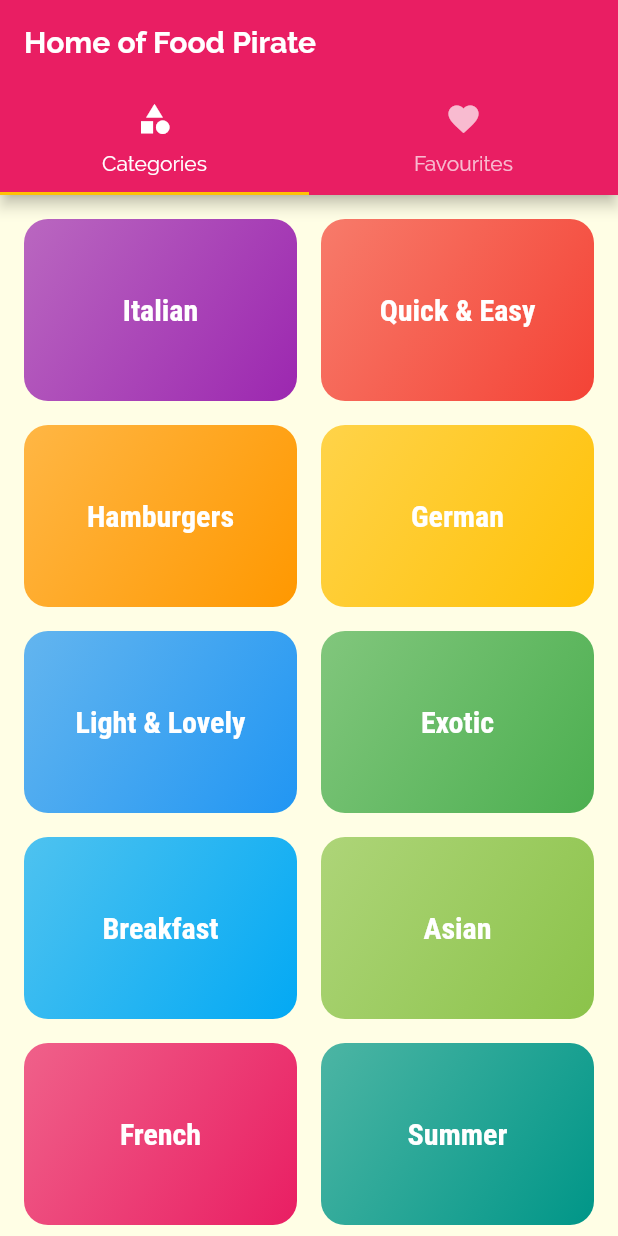
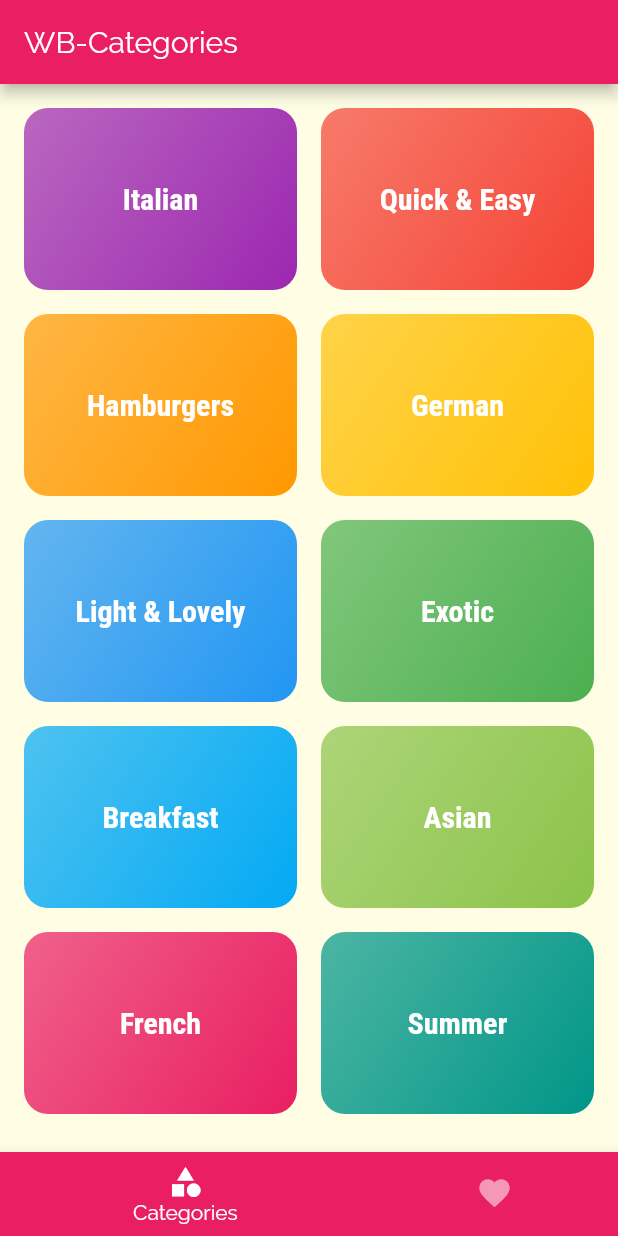
Before and after one commit to ImrulEmon/Meal-App, a Flutter app: the screen it shows after launch, on a phone screen of 412 x 824 dp. Run offline on Flutter 3.47's test engine with Material 2 defaults, Android fonts, the phone set to English and light mode, and no system bars.

Commit message:
Bottom Navigation Bar

```diff
--- a/lib/main.dart
+++ b/lib/main.dart
@@ -1,9 +1,10 @@
 import 'package:flutter/material.dart';
+import 'package:meal_app/screens/home_tabs_bottom_screen.dart';
 import 'screens/categories_screen.dart';
 import './screens/category_meals_screen.dart';
 import './screens/meal_detail_screen.dart';
 import './screens/error404_screen.dart';
-import './screens/tabs_screen.dart';
+import 'screens/alt_home_tabs_top_screen.dart';
 
 void main() {
   runApp(const MyApp());
@@ -33,7 +34,8 @@ class MyApp extends StatelessWidget {
       // home: const CategoriesScreen(),
       initialRoute: '/', //default value is '/' - change it with other route
       routes: {
-        '/': (ctx) => const TabsScreen(),
+        // '/': (ctx) => const AltHomeTabsTopScreen(),
+        '/': (ctx) => const HomeTabsBottomScreen(),
         CategoryMealsScreen.routeName: (ctx) => const CategoryMealsScreen(),
         MealDetailScreen.routeName: (ctx) => const MealDetailScreen(),
       },
--- a/lib/screens/tabs_screen.dart
+++ b/lib/screens/alt_home_tabs_top_screen.dart
@@ -2,14 +2,14 @@ import 'package:flutter/material.dart';
 import './categories_screen.dart';
 import './favourite_screen.dart';
 
-class TabsScreen extends StatefulWidget {
-  const TabsScreen({super.key});
+class AltHomeTabsTopScreen extends StatefulWidget {
+  const AltHomeTabsTopScreen({super.key});
 
   @override
-  State<TabsScreen> createState() => _TabsScreenState();
+  State<AltHomeTabsTopScreen> createState() => _AltHomeTabsTopScreenState();
 }
 
-class _TabsScreenState extends State<TabsScreen> {
+class _AltHomeTabsTopScreenState extends State<AltHomeTabsTopScreen> {
   @override
   Widget build(BuildContext context) {
     return DefaultTabController(
--- /dev/null
+++ b/lib/screens/home_tabs_bottom_screen.dart
@@ -0,0 +1,60 @@
+import 'package:flutter/material.dart';
+import './favourite_screen.dart';
+import './categories_screen.dart';
+
+class HomeTabsBottomScreen extends StatefulWidget {
+  const HomeTabsBottomScreen({super.key});
+
+  @override
+  State<HomeTabsBottomScreen> createState() => _HomeTabsBottomScreenState();
+}
+
+class _HomeTabsBottomScreenState extends State<HomeTabsBottomScreen> {
+  final List<Map<String, dynamic>> _pages = [
+    {
+      'page': const CategoriesScreen(),
+      'title': 'Categories',
+    },
+    {
+      'page': const FavouriteScreen(),
+      'title': 'Favourites',
+    }
+  ];
+  int _selectedPageIndex = 0;
+
+  void _selectPage(int index) {
+    setState(() {
+      _selectedPageIndex = index;
+    });
+  }
+
+  @override
+  Widget build(BuildContext context) {
+    return Scaffold(
+      appBar: AppBar(
+        title: Text("WB-${_pages[_selectedPageIndex]['title']}"),
+      ),
+      body: _pages[_selectedPageIndex]['page'],
+      bottomNavigationBar: BottomNavigationBar(
+        selectedItemColor: Colors.white,
+        unselectedItemColor: Colors.white54,
+        currentIndex: _selectedPageIndex,
+        onTap: _selectPage,
+        backgroundColor: Theme.of(context).colorScheme.primary,
+        type: BottomNavigationBarType.shifting,
+        items: const [
+          BottomNavigationBarItem(
+            backgroundColor: Colors.pink,
+            icon: Icon(Icons.category),
+            label: 'Categories',
+          ),
+          BottomNavigationBarItem(
+            backgroundColor: Colors.pink,
+            icon: Icon(Icons.favorite),
+            label: 'Favourite',
+          ),
+        ],
+      ),
+    );
+  }
+}
```
